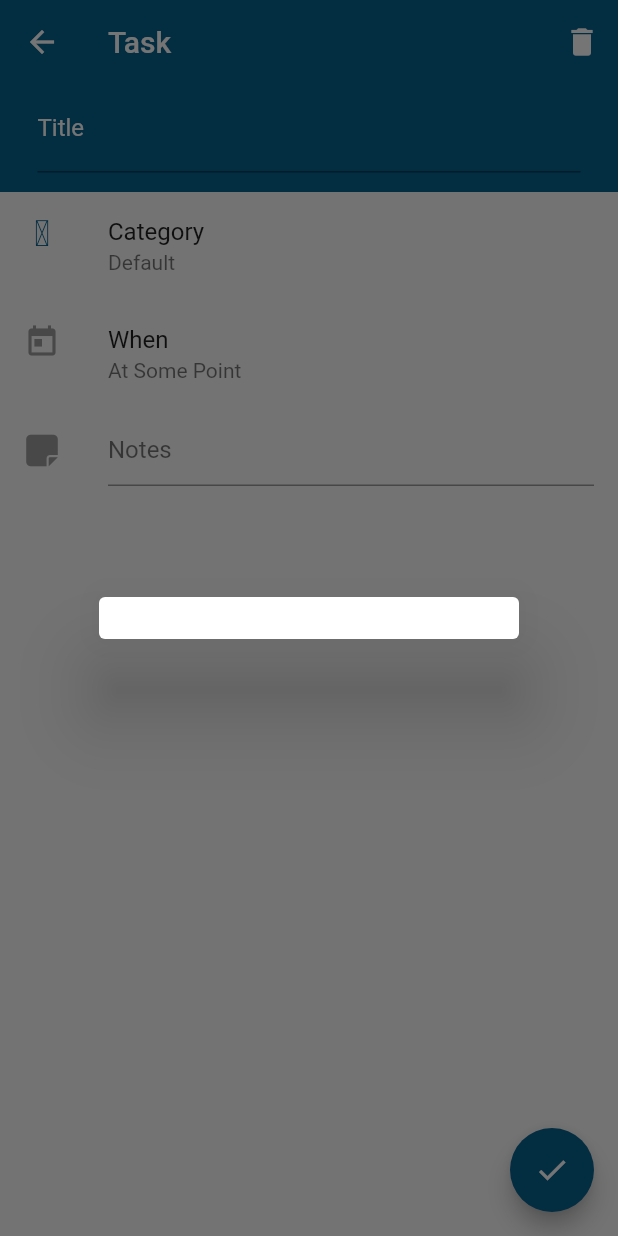
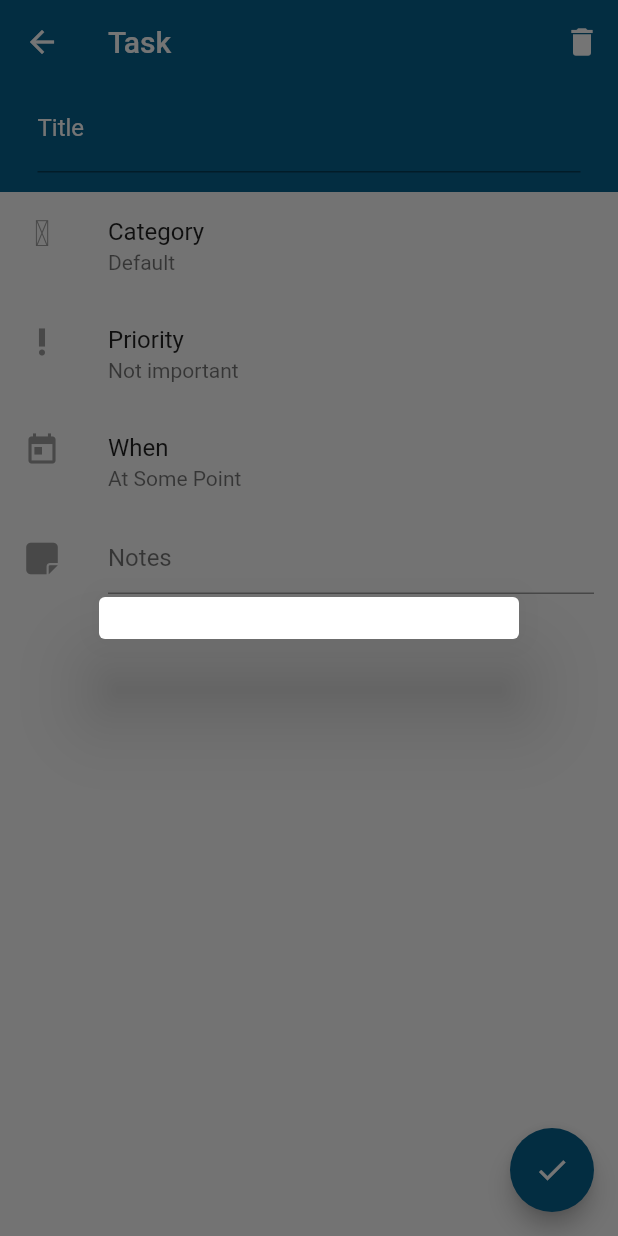
Before and after one commit to mrhockeymonkey/todo, a Flutter app: the TaskDetailScreen screen opened by its route, after a tap on "Category", on a phone screen of 412 x 824 dp. Run offline on Flutter 3.47's test engine with Material 3 defaults, Android fonts, the phone set to English and light mode, and no system bars; our stand-ins replace flutter_vector_icons, jiffy, reorderables, vibration, wheel_chooser; missing offline and left inert: flutter_material_color_picker, localstore.

Commit message:
Add task priority levels (#25)
Tasks get a hard-coded priority (Urgent/red, Important/blue, Not
important/grey), defaulting to Not important, including when loading
data saved before the field existed. Task icons keep the category icon
but use the priority colour. The task detail screen gains a priority
picker.


Claude-Session: https://claude.ai/code/session_01JC1bZuBhuso8kDan33v3H2

Co-authored-by: Claude <noreply@anthropic.com>

```diff
--- a/lib/models/day_plan_task_ptr.dart
+++ b/lib/models/day_plan_task_ptr.dart
@@ -43,7 +43,7 @@ class DayPlanTaskPtr extends DayPlanBase {
             ? Icon(Icons.check, color: Colors.grey[350])
             : FlaggedIcon(
                 icon: category.icon,
-                color: category.color,
+                color: task.priority.color,
                 showFlag: task.isFlagged),
         trailing: DayPlanActions(
           handleSnooze: _handleSnooze,
--- /dev/null
+++ b/lib/models/priority.dart
@@ -0,0 +1,15 @@
+import 'package:flutter/material.dart';
+
+enum Priority {
+  urgent('Urgent', Colors.red),
+  important('Important', Colors.blue),
+  notImportant('Not important', Colors.grey);
+
+  const Priority(this.label, this.color);
+
+  final String label;
+  final Color color;
+
+  static Priority fromJson(Object? value) =>
+      Priority.values.asNameMap()[value] ?? Priority.notImportant;
+}
--- a/lib/models/task.dart
+++ b/lib/models/task.dart
@@ -1,6 +1,7 @@
 import 'package:todo/providers/db_item.dart';
 
 import '../date.dart';
+import 'priority.dart';
 
 class Task implements DbItem {
   @override
@@ -12,6 +13,7 @@ class Task implements DbItem {
   final Date? dueDate;
   final int order;
   final String notes;
+  final Priority priority;
 
   const Task({
     this.id,
@@ -22,6 +24,7 @@ class Task implements DbItem {
     this.dueDate,
     this.order = 0,
     this.notes = "",
+    this.priority = Priority.notImportant,
   });
 
   factory Task.fromJson(Map<String, dynamic> map) => Task(
@@ -30,11 +33,13 @@ class Task implements DbItem {
     categoryId: map['categoryId'],
     isDone: map['isDone'] ?? false,
     isFlagged: map['isFlagged'] ?? false,
-        dueDate: map['dueDate'] != null
+    dueDate:
+        map['dueDate'] != null
             ? Date.fromMillisecondsSinceEpoch(map['dueDate'])
             : null,
     order: map['order'] ?? 0,
     notes: map['notes'] ?? "",
+    priority: Priority.fromJson(map['priority']),
   );
 
   @override
@@ -47,6 +52,7 @@ class Task implements DbItem {
     'dueDate': dueDate?.millisecondsSinceEpoch,
     'order': order,
     'notes': notes,
+    'priority': priority.name,
   };
 
   Task copyWith({
@@ -55,8 +61,8 @@ class Task implements DbItem {
     int? order,
     Date? dueDate,
     bool? isFlagged,
-  }) =>
-      Task(
+    Priority? priority,
+  }) => Task(
     id: id,
     title: title ?? this.title,
     categoryId: categoryId,
@@ -65,6 +71,7 @@ class Task implements DbItem {
     dueDate: dueDate ?? this.dueDate,
     order: order ?? this.order,
     notes: notes,
+    priority: priority ?? this.priority,
   );
 
   bool get isDue {
@@ -77,10 +84,7 @@ class Task implements DbItem {
 
   bool get isScheduled => dueDate != null;
 
-  Task done() => copyWith(
-        isDone: true,
-        dueDate: Date.now(),
-      );
+  Task done() => copyWith(isDone: true, dueDate: Date.now());
 
   @override
   String toString() => "Task = {id: '$id', title: '$title', isDone: '$isDone'}";
--- a/lib/screens/task_detail_screen.dart
+++ b/lib/screens/task_detail_screen.dart
@@ -4,6 +4,7 @@ import 'package:provider/provider.dart';
 import 'package:todo/app_colour.dart';
 import 'package:todo/date.dart';
 import 'package:todo/models/category.dart';
+import 'package:todo/models/priority.dart';
 import 'package:todo/providers/category_provider.dart';
 import 'package:todo/widgets/custom_color_selection_handle.dart';
 
@@ -30,6 +31,7 @@ class TaskDetailScreenState extends State<TaskDetailScreen> {
   String? _categoryId;
   Date? _selectedDate;
   String _notesValue = "";
+  Priority _priority = Priority.notImportant;
 
   @override
   void didChangeDependencies() {
@@ -39,8 +41,10 @@ class TaskDetailScreenState extends State<TaskDetailScreen> {
       var taskId = ModalRoute.of(context)?.settings.arguments;
 
       if (taskId is String) {
-        final task = Provider.of<TaskProvider>(context, listen: false)
-            .getItemById(taskId);
+        final task = Provider.of<TaskProvider>(
+          context,
+          listen: false,
+        ).getItemById(taskId);
 
         _taskId = task.id;
         _taskTitle = task.title;
@@ -49,6 +53,7 @@ class TaskDetailScreenState extends State<TaskDetailScreen> {
         _isPinned = task.isFlagged;
         _selectedDate = task.dueDate;
         _notesValue = task.notes;
+        _priority = task.priority;
       }
 
       _isInit = true;
@@ -61,17 +66,11 @@ class TaskDetailScreenState extends State<TaskDetailScreen> {
       appBar: AppBar(
         title: const Text("Task"),
         actions: [
-          IconButton(
-            icon: const Icon(Icons.delete),
-            onPressed: _delete,
-          )
+          IconButton(icon: const Icon(Icons.delete), onPressed: _delete),
         ],
       ),
       body: Column(
-        children: <Widget>[
-          _buildTitleHeader(),
-          _buildOptionsList(),
-        ],
+        children: <Widget>[_buildTitleHeader(), _buildOptionsList()],
       ),
       floatingActionButton: FloatingActionButton(
         onPressed: _save,
@@ -100,6 +99,7 @@ class TaskDetailScreenState extends State<TaskDetailScreen> {
       isFlagged: _isPinned,
       dueDate: _selectedDate,
       notes: _notesValue,
+      priority: _priority,
     );
     await Provider.of<TaskProvider>(context, listen: false).addOrUpdate(task);
 
@@ -134,10 +134,7 @@ class TaskDetailScreenState extends State<TaskDetailScreen> {
             padding: const EdgeInsets.symmetric(horizontal: 10.0),
             child: Row(
               children: <Widget>[
-                Icon(
-                  categories[i].icon,
-                  color: Colors.white,
-                ),
+                Icon(categories[i].icon, color: Colors.white),
                 const SizedBox(width: 10),
                 Text(
                   categories[i].title,
@@ -153,15 +150,53 @@ class TaskDetailScreenState extends State<TaskDetailScreen> {
     var picked = await showDialog<int>(
       context: context,
       builder: (BuildContext context) {
+        return SimpleDialog(children: options);
+      },
+    );
+
+    if (picked != null) {
+      setState(() {
+        _categoryId = categories[picked].id;
+      });
+    }
+  }
+
+  //---------- priority picker popup
+  Future _selectPriority() async {
+    var picked = await showDialog<Priority>(
+      context: context,
+      builder: (BuildContext context) {
         return SimpleDialog(
-          children: options,
+          children: [
+            for (var priority in Priority.values)
+              SimpleDialogOption(
+                onPressed: () {
+                  Navigator.pop(context, priority);
+                },
+                child: Container(
+                  color: priority.color,
+                  height: 80.0,
+                  padding: const EdgeInsets.symmetric(horizontal: 10.0),
+                  child: Row(
+                    children: <Widget>[
+                      const Icon(Icons.priority_high, color: Colors.white),
+                      const SizedBox(width: 10),
+                      Text(
+                        priority.label,
+                        style: const TextStyle(color: Colors.white),
+                      ),
+                    ],
+                  ),
+                ),
+              ),
+          ],
         );
       },
     );
 
     if (picked != null) {
       setState(() {
-        _categoryId = categories[picked].id;
+        _priority = picked;
       });
     }
   }
@@ -194,13 +229,16 @@ class TaskDetailScreenState extends State<TaskDetailScreen> {
           hintText: 'Do Something',
           labelText: 'Title',
           focusedBorder: UnderlineInputBorder(
-                borderSide: BorderSide(color: Colors.white)),
+            borderSide: BorderSide(color: Colors.white),
           ),
         ),
-      ));
+      ),
+    ),
+  );
 
   Widget _buildOptionsList() {
-    Category category = _categoryId == null
+    Category category =
+        _categoryId == null
             ? Category.defaultCategory()
             : Provider.of<CategoryProvider>(context).getItemById(_categoryId!);
 
@@ -209,12 +247,15 @@ class TaskDetailScreenState extends State<TaskDetailScreen> {
       children: [
         ListTile(
           title: const Text('Category'),
-          leading: Icon(
-            category.icon,
-            color: category.color,
-          ),
+          leading: Icon(category.icon, color: _priority.color),
           subtitle: Text(category.title),
           onTap: _selectCategory,
+        ),
+        ListTile(
+          title: const Text('Priority'),
+          leading: Icon(Icons.priority_high, color: _priority.color),
+          subtitle: Text(_priority.label),
+          onTap: _selectPriority,
         ),
         // ListTile(
         //     title: Text("Pin"),
@@ -232,11 +273,15 @@ class TaskDetailScreenState extends State<TaskDetailScreen> {
         //     }),
         ListTile(
           title: const Text("When"),
-          leading: Icon(Icons.today,
-              color: _selectedDate != null
-                  ? category.color
-                  : AppColour.inactiveColor),
-          trailing: _selectedDate != null
+          leading: Icon(
+            Icons.today,
+            color:
+                _selectedDate != null
+                    ? _priority.color
+                    : AppColour.inactiveColor,
+          ),
+          trailing:
+              _selectedDate != null
                   ? IconButton(
                     icon: const Icon(Icons.clear),
                     onPressed: () {
@@ -246,7 +291,8 @@ class TaskDetailScreenState extends State<TaskDetailScreen> {
                     },
                   )
                   : null,
-          subtitle: _selectedDate != null
+          subtitle:
+              _selectedDate != null
                   ? Text(_selectedDate!.yMMMd())
                   : const Text("At Some Point"),
           onTap: _selectDate,
@@ -271,7 +317,8 @@ class TaskDetailScreenState extends State<TaskDetailScreen> {
           leading: Icon(
             //Icons.subject,
             FontAwesome.sticky_note,
-            color: _notesValue != ""
+            color:
+                _notesValue != ""
                     ? AppColour.colorCustom
                     : AppColour.inactiveColor,
           ),
@@ -286,7 +333,8 @@ class TaskDetailScreenState extends State<TaskDetailScreen> {
       context: context,
       initialDate: DateTime.now(),
       firstDate: DateTime.now().subtract(const Duration(days: 365)),
-        lastDate: DateTime.now().add(const Duration(days: 365 * 2)));
+      lastDate: DateTime.now().add(const Duration(days: 365 * 2)),
+    );
     if (picked != null) {
       setState(() {
         _selectedDate = Date(picked);
--- a/lib/widgets/task_item.dart
+++ b/lib/widgets/task_item.dart
@@ -36,7 +36,7 @@ class TaskItem extends StatelessWidget {
       subtitle: task.dueDate != null
           ? Text(task.dueDate!.yMMMd())
           : const Text("At Some Point"),
-      leading: Icon(category.icon, color: category.color),
+      leading: Icon(category.icon, color: task.priority.color),
       trailing: _buildPopupMenu(context),
       onTap: () => Navigator.of(context)
           .pushNamed(TaskDetailScreen.routeName, arguments: task.id),
```
Also changed, not shown: 1 other file. Lines whose indentation alone changed are shown as unchanged.
